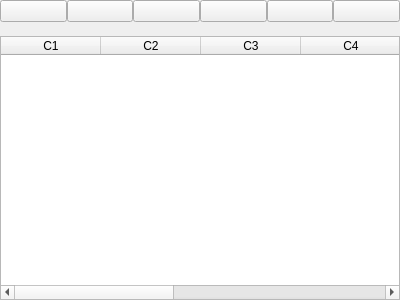
Above: src/view/ui/part/list.ui from fersilentt/ProgrammingDirectories before the change. Below: the same form after it.
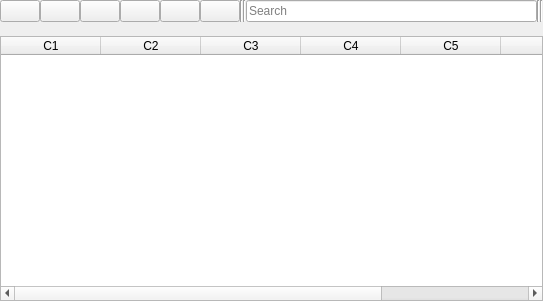
That is the form after the change.

```diff
--- a/src/view/ui/part/list.ui
+++ b/src/view/ui/part/list.ui
@@ -6,8 +6,8 @@
    <rect>
     <x>0</x>
     <y>0</y>
-    <width>400</width>
-    <height>300</height>
+    <width>543</width>
+    <height>301</height>
    </rect>
   </property>
   <property name="windowTitle">
@@ -76,6 +76,41 @@
        </property>
       </widget>
      </item>
+     <item>
+      <widget class="Line" name="line_2">
+       <property name="orientation">
+        <enum>Qt::Vertical</enum>
+       </property>
+      </widget>
+     </item>
+     <item>
+      <widget class="Line" name="line">
+       <property name="orientation">
+        <enum>Qt::Vertical</enum>
+       </property>
+      </widget>
+     </item>
+     <item>
+      <widget class="QLineEdit" name="leSearch">
+       <property name="placeholderText">
+        <string>Search</string>
+       </property>
+      </widget>
+     </item>
+     <item>
+      <widget class="Line" name="line_4">
+       <property name="orientation">
+        <enum>Qt::Vertical</enum>
+       </property>
+      </widget>
+     </item>
+     <item>
+      <widget class="Line" name="line_3">
+       <property name="orientation">
+        <enum>Qt::Vertical</enum>
+       </property>
+      </widget>
+     </item>
     </layout>
    </item>
    <item>
```
